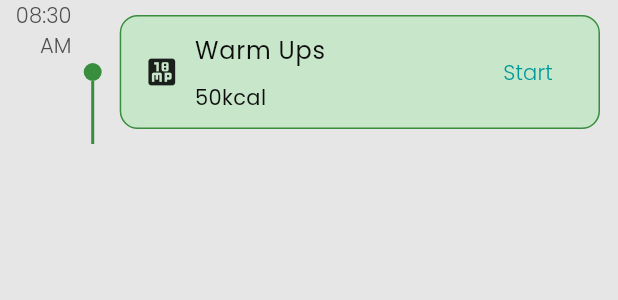
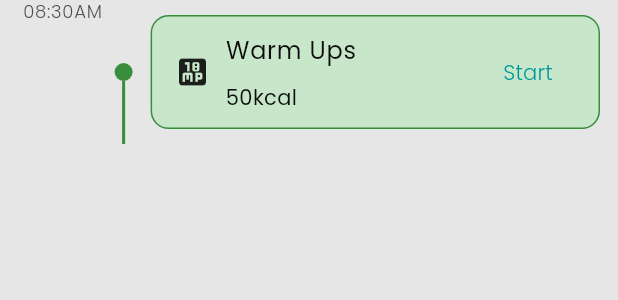
Before and after one commit to Ehsanur-Rahman246/CoreCare, a Flutter app: the ExerciseList widget shown alone on an empty page, opened directly, on a phone screen of 412 x 824 dp. Shown: the top 300 px of the screen. Run offline on Flutter 3.47's test engine with Material 3 defaults, Android fonts, the phone set to English and light mode, and no system bars; drawn by our look-alikes of timeline_tile; our stand-ins replace cloud_firestore, firebase_auth, firebase_core, fluttertoast, google_fonts, google_sign_in and 7 more; missing offline and left inert: dart:ui_web, google_sign_in_web; accounts and stored records are empty.

Commit message:
last commit

```diff
--- a/lib/pages/fitness_module.dart
+++ b/lib/pages/fitness_module.dart
@@ -300,13 +300,13 @@ class _ExerciseListState extends State<ExerciseList> {
 
     return TimelineTile(
       alignment: TimelineAlign.manual,
-      lineXY: 0.15,
+      lineXY: 0.20,
       isFirst: widget.isFirst,
       isLast: widget.isLast,
 
       startChild: Padding(
           padding: const EdgeInsets.symmetric(horizontal: 8),
-          child: Text(widget.time, textAlign: TextAlign.right, style: th.labelLarge,)
+          child: Text(widget.time, textAlign: TextAlign.right, style: th.labelMedium,)
       ),
 
       endChild: Container(
```
